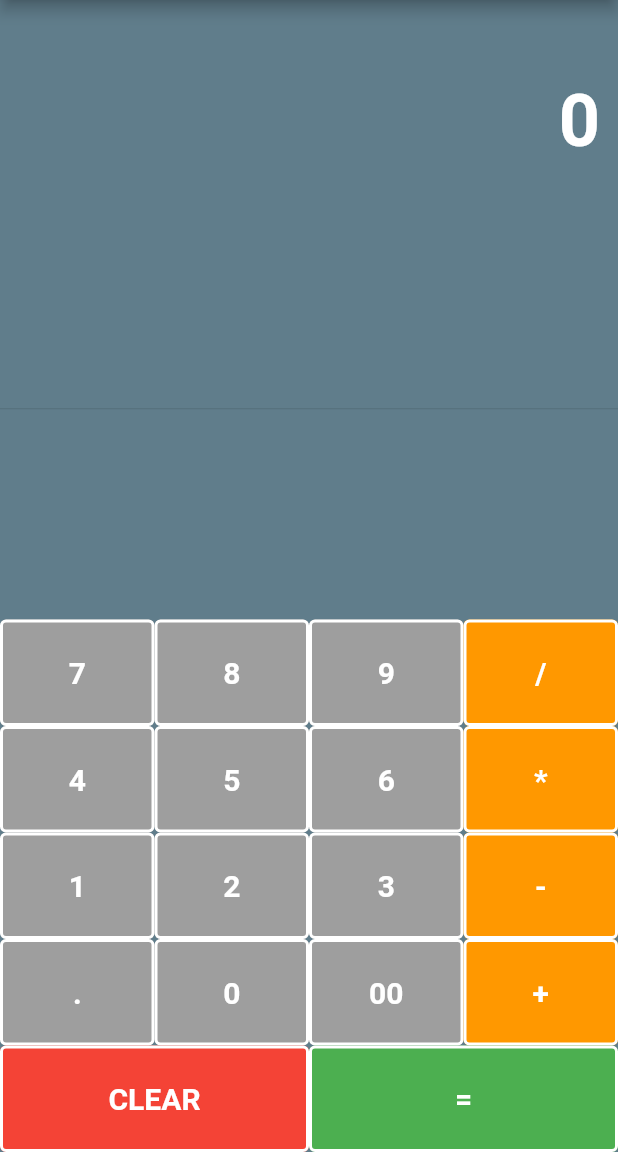
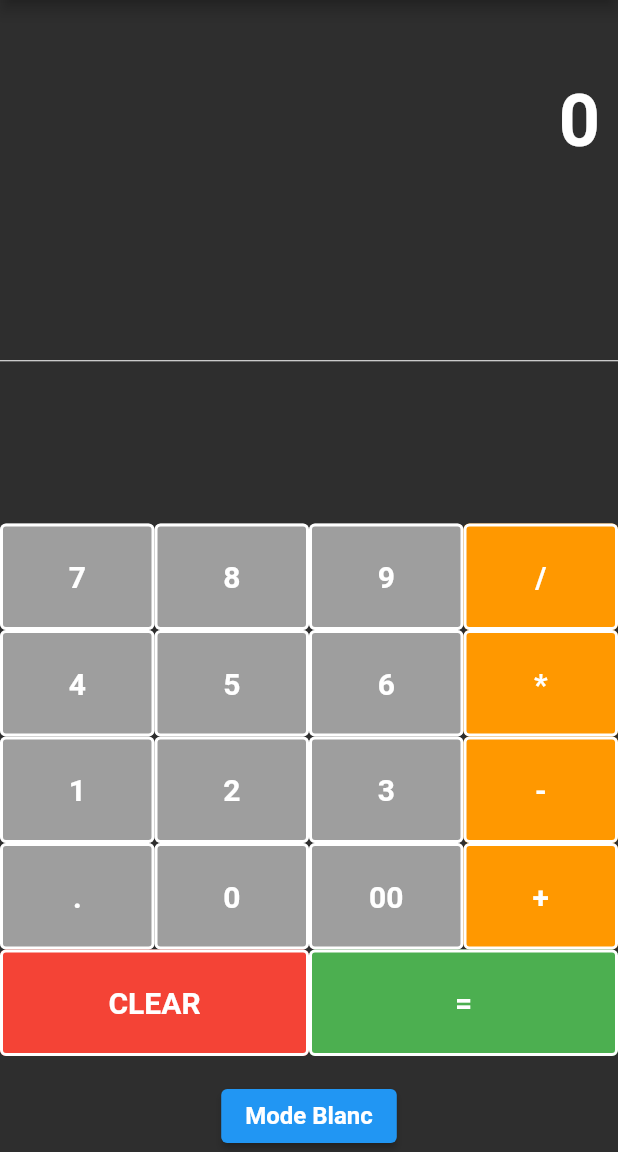
Before and after one commit to BaptisteSE/flutter-calculatrice, a Flutter app: the screen it shows after launch, on a phone screen of 412 x 824 dp, the part 84-1236 px from its top. Run offline on Flutter 3.47's test engine with Material 2 defaults, Android fonts, the phone set to English and light mode, and no system bars.

Commit message:
feat(views): APPCALCU06 -  Ajout du dark mode

```diff
--- a/lib/models/CalculatorModel.dart
+++ b/lib/models/CalculatorModel.dart
@@ -23,7 +23,6 @@ class CalculatorModel {
       _previousCalculation += "$num1 $operand ";
     } else if (buttonText == ".") {
       if (_output.contains(".")) {
-        print("Déjà contient un décimal");
         return _output;
       } else {
         _output = _output + buttonText;
--- a/lib/views/CalculatorView.dart
+++ b/lib/views/CalculatorView.dart
@@ -1,6 +1,6 @@
 import 'package:flutter/material.dart';
 
-class CalculatorView extends StatelessWidget {
+class CalculatorView extends StatefulWidget {
   final String output;
   final String previousCalculation;
   final Function(String) onButtonPressed;
@@ -11,7 +11,124 @@ class CalculatorView extends StatelessWidget {
     required this.onButtonPressed,
   });
 
-  // Fonction pour construire l'interface utilisateur
+  @override
+  _CalculatorViewState createState() => _CalculatorViewState();
+}
+
+class _CalculatorViewState extends State<CalculatorView> {
+  bool isDarkMode = true;
+
+  @override
+  Widget build(BuildContext context) {
+    return Scaffold(
+      appBar: AppBar(
+        title: Text(
+          'Calculatrice',
+          style: TextStyle(
+            color: isDarkMode ? Colors.white : Colors.black,
+          ),
+        ),
+        backgroundColor: isDarkMode ? Colors.blueGrey : Colors.white,
+      ),
+      body: Container(
+        color: isDarkMode ? Color.fromARGB(255, 46, 46, 46) : Colors.white,
+        child: Column(
+          children: <Widget>[
+            Container(
+              alignment: Alignment.centerRight,
+              padding: EdgeInsets.symmetric(
+                vertical: 24.0,
+                horizontal: 12.0,
+              ),
+              child: Column(
+                crossAxisAlignment: CrossAxisAlignment.end,
+                children: <Widget>[
+                  Text(
+                    widget.previousCalculation,
+                    style: TextStyle(
+                      fontSize: 24.0,
+                      color: isDarkMode ? Colors.white70 : Colors.black54,
+                    ),
+                  ),
+                  Text(
+                    widget.output,
+                    style: TextStyle(
+                      fontSize: 48.0,
+                      fontWeight: FontWeight.bold,
+                      color: isDarkMode ? Colors.white : Colors.black,
+                    ),
+                  ),
+                ],
+              ),
+            ),
+            Expanded(
+              child: Divider(
+                color: isDarkMode ? Colors.white : Colors.black,
+              ),
+            ),
+            Column(
+              children: [
+                Row(
+                  children: [
+                    buildButton("7", Colors.grey),
+                    buildButton("8", Colors.grey),
+                    buildButton("9", Colors.grey),
+                    buildButton("/", Colors.orange),
+                  ],
+                ),
+                Row(
+                  children: [
+                    buildButton("4", Colors.grey),
+                    buildButton("5", Colors.grey),
+                    buildButton("6", Colors.grey),
+                    buildButton("*", Colors.orange),
+                  ],
+                ),
+                Row(
+                  children: [
+                    buildButton("1", Colors.grey),
+                    buildButton("2", Colors.grey),
+                    buildButton("3", Colors.grey),
+                    buildButton("-", Colors.orange),
+                  ],
+                ),
+                Row(
+                  children: [
+                    buildButton(".", Colors.grey),
+                    buildButton("0", Colors.grey),
+                    buildButton("00", Colors.grey),
+                    buildButton("+", Colors.orange),
+                  ],
+                ),
+                Row(
+                  children: [
+                    buildButton("CLEAR", Colors.red),
+                    buildButton("=", Colors.green),
+                  ],
+                ),
+                SizedBox(height: 16.0),
+                ElevatedButton(
+                  child: Text(
+                    isDarkMode ? "Mode Blanc" : "Mode Sombre",
+                    style: TextStyle(
+                      fontSize: 16.0,
+                      fontWeight: FontWeight.bold,
+                    ),
+                  ),
+                  onPressed: () {
+                    setState(() {
+                      isDarkMode = !isDarkMode;
+                    });
+                  },
+                ),
+              ],
+            ),
+          ],
+        ),
+      ),
+    );
+  }
+
   Widget buildButton(String buttonText, Color color) {
     return Expanded(
       child: OutlinedButton(
@@ -28,87 +145,7 @@ class CalculatorView extends StatelessWidget {
             fontWeight: FontWeight.bold,
           ),
         ),
-        onPressed: () => onButtonPressed(buttonText),
-      ),
-    );
-  }
-
-  @override
-  Widget build(BuildContext context) {
-    return Scaffold(
-      appBar: AppBar(
-        title: Text('Calculatrice'),
-        backgroundColor: Colors.blueGrey,
-      ),
-      body: Container(
-        color: Colors.blueGrey,
-        child: Column(
-          children: <Widget>[
-            Container(
-              alignment: Alignment.centerRight,
-              padding: EdgeInsets.symmetric(
-                vertical: 24.0,
-                horizontal: 12.0,
-              ),
-              child: Column(
-                crossAxisAlignment: CrossAxisAlignment.end,
-                children: <Widget>[
-                  Text(
-                    previousCalculation,
-                    style: TextStyle(
-                      fontSize: 24.0,
-                      color: Colors.white70,
-                    ),
-                  ),
-                  Text(
-                    output, // Affichage de la sortie
-                    style: TextStyle(
-                      fontSize: 48.0,
-                      fontWeight: FontWeight.bold,
-                      color: Colors.white,
-                    ),
-                  ),
-                ],
-              ),
-            ),
-            Expanded(
-              child: Divider(),
-            ),
-            Column(
-              children: [
-                // Création des rangées de boutons
-                Row(children: [
-                  buildButton("7", Colors.grey),
-                  buildButton("8", Colors.grey),
-                  buildButton("9", Colors.grey),
-                  buildButton("/", Colors.orange)
-                ]),
-                Row(children: [
-                  buildButton("4", Colors.grey),
-                  buildButton("5", Colors.grey),
-                  buildButton("6", Colors.grey),
-                  buildButton("*", Colors.orange)
-                ]),
-                Row(children: [
-                  buildButton("1", Colors.grey),
-                  buildButton("2", Colors.grey),
-                  buildButton("3", Colors.grey),
-                  buildButton("-", Colors.orange)
-                ]),
-                Row(children: [
-                  buildButton(".", Colors.grey),
-                  buildButton("0", Colors.grey),
-                  buildButton("00", Colors.grey),
-                  buildButton("+", Colors.orange)
-                ]),
-                Row(children: [
-                  buildButton("CLEAR", Colors.red),
-                  buildButton("=", Colors.green),
-                ])
-              ],
-            )
-          ],
-        ),
+        onPressed: () => widget.onButtonPressed(buttonText),
       ),
     );
   }
```
